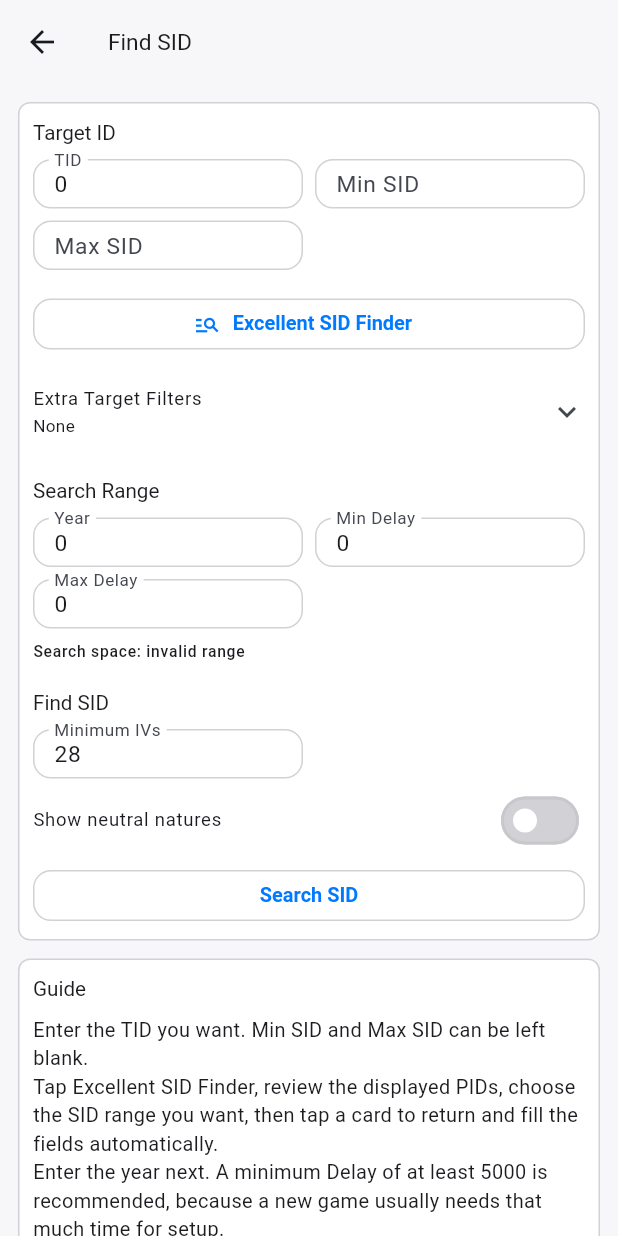
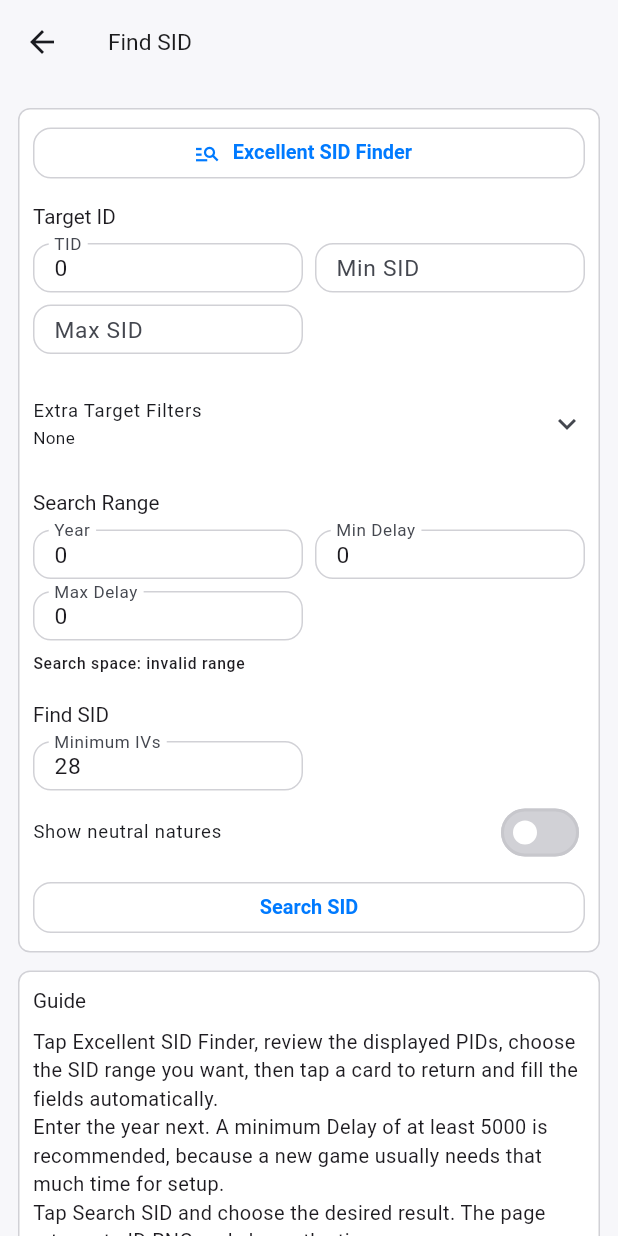
Before and after one commit to charlesfoundry/PokeRNG-G4, a Flutter app: the ReachableExcellentSidPage screen opened directly with empty values, on a phone screen of 412 x 824 dp. Run offline on Flutter 3.47's test engine with Material 3 defaults, Android fonts, the phone set to English and light mode, and no system bars; our stand-ins replace flutter_markdown_plus, package_info_plus, shared_preferences; accounts and stored records are empty.

Commit message:
Polish excellent SID finder flow

```diff
--- a/lib/app/pages/reachable_excellent_sid_page.dart
+++ b/lib/app/pages/reachable_excellent_sid_page.dart
@@ -101,12 +101,21 @@ class _ReachableExcellentSidPageState extends State<ReachableExcellentSidPage> {
         future: _namesFuture,
         builder: (context, snapshot) {
           return ListView(
-            padding: const EdgeInsets.fromLTRB(12, 12, 12, 16),
+            padding: const EdgeInsets.fromLTRB(12, 16, 12, 16),
             children: [
               _SurfaceCard(
                 child: Column(
                   crossAxisAlignment: CrossAxisAlignment.stretch,
                   children: [
+                    SizedBox(
+                      width: double.infinity,
+                      child: FilledButton.tonalIcon(
+                        onPressed: _openExcellentSidFinderPage,
+                        icon: const Icon(Icons.manage_search),
+                        label: Text(l10n.idRngExcellentSidFinder),
+                      ),
+                    ),
+                    const SizedBox(height: 12),
                     Text(
                       l10n.idRngTarget,
                       style: Theme.of(context).textTheme.titleSmall,
@@ -140,15 +149,6 @@ class _ReachableExcellentSidPageState extends State<ReachableExcellentSidPage> {
                       pid: _parseOptionalPid(_pidController),
                       names: snapshot.data,
                       onSidSelected: _applySidCandidate,
-                    ),
-                    const SizedBox(height: 8),
-                    SizedBox(
-                      width: double.infinity,
-                      child: FilledButton.tonalIcon(
-                        onPressed: _openExcellentSidFinderPage,
-                        icon: const Icon(Icons.manage_search),
-                        label: Text(l10n.idRngExcellentSidFinder),
-                      ),
                     ),
                     const SizedBox(height: 12),
                     ExpansionTile(
--- a/lib/l10n/app_en.arb
+++ b/lib/l10n/app_en.arb
@@ -572,10 +572,11 @@
   "cuteCharmIdTarget": "Cute Charm ID Target",
   "idRngPidTargetFinder": "PID Target Finder",
   "idRngExcellentSidFinder": "Excellent SID Finder",
+  "idRngTidRequired": "Please enter TID.",
   "idRngReachableExcellentSidFinder": "Find SID",
   "idRngReachableExcellentSidSearch": "Search SID",
   "idRngQuickGuide": "Guide",
-  "idRngQuickGuideBody": "Enter the TID you want. Min SID and Max SID can be left blank.\nTap Excellent SID Finder, review the displayed PIDs, choose the SID range you want, then tap a card to return and fill the fields automatically.\nEnter the year next. A minimum Delay of at least 5000 is recommended, because a new game usually needs that much time for setup.\nTap Search SID and choose the desired result. The page returns to ID RNG and shows the timer.\nUse the timer to set the DS time, start the game, finish character creation, then wait on the TV screen. Press A exactly when the timer countdown ends.\nUse the TID you actually received to calibrate the timer, then repeat the attempt.",
+  "idRngQuickGuideBody": "Tap Excellent SID Finder, review the displayed PIDs, choose the SID range you want, then tap a card to return and fill the fields automatically.\nEnter the year next. A minimum Delay of at least 5000 is recommended, because a new game usually needs that much time for setup.\nTap Search SID and choose the desired result. The page returns to ID RNG and shows the timer.\nUse the timer to set the DS time, start the game, finish character creation, then wait on the TV screen. Press A exactly when the timer countdown ends.\nUse the TID you actually received to calibrate the timer, then repeat the attempt.",
   "idRngExcellentSidSearch": "Search Excellent SID",
   "idRngExcellentSidResults": "Best Target TSV Groups",
   "idRngIncludeNeutralNatures": "Show neutral natures",
--- a/lib/l10n/app_ja.arb
+++ b/lib/l10n/app_ja.arb
@@ -572,10 +572,11 @@
   "cuteCharmIdTarget": "メロメロボディID目標",
   "idRngPidTargetFinder": "PID目標検索",
   "idRngExcellentSidFinder": "優秀SID検索",
+  "idRngTidRequired": "TIDを入力してください。",
   "idRngReachableExcellentSidFinder": "SID検索",
   "idRngReachableExcellentSidSearch": "SID検索",
   "idRngQuickGuide": "説明",
-  "idRngQuickGuideBody": "狙いたいTIDを入力します。最小SIDと最大SIDは空欄でも構いません。\n優秀SID検索を押し、表示されたPIDを見て、狙いたいSID範囲のカードを選ぶと自動で戻って入力されます。\n次に年を入力します。新規ゲームでは操作時間が必要なため、最小Delayは5000以上を推奨します。\nSID検索を押し、狙いたい結果を選ぶとID乱数ページに戻り、タイマーが表示されます。\nタイマーに従ってDSの時刻を設定し、ゲームを開始して主人公作成を終えたら、テレビ画面で待機します。カウントダウン終了の瞬間にAを押します。\n実際に出たTIDでタイマーを補正し、再度試行します。",
+  "idRngQuickGuideBody": "優秀SID検索を押し、表示されたPIDを見て、狙いたいSID範囲のカードを選ぶと自動で戻って入力されます。\n次に年を入力します。新規ゲームでは操作時間が必要なため、最小Delayは5000以上を推奨します。\nSID検索を押し、狙いたい結果を選ぶとID乱数ページに戻り、タイマーが表示されます。\nタイマーに従ってDSの時刻を設定し、ゲームを開始して主人公作成を終えたら、テレビ画面で待機します。カウントダウン終了の瞬間にAを押します。\n実際に出たTIDでタイマーを補正し、再度試行します。",
   "idRngExcellentSidSearch": "優秀SIDを検索",
   "idRngExcellentSidResults": "最良目標TSVグループ",
   "idRngIncludeNeutralNatures": "無補正性格を表示",
--- a/lib/l10n/app_localizations.dart
+++ b/lib/l10n/app_localizations.dart
@@ -2482,6 +2482,12 @@ abstract class AppLocalizations {
   /// **'Excellent SID Finder'**
   String get idRngExcellentSidFinder;
 
+  /// No description provided for @idRngTidRequired.
+  ///
+  /// In en, this message translates to:
+  /// **'Please enter TID.'**
+  String get idRngTidRequired;
+
   /// No description provided for @idRngReachableExcellentSidFinder.
   ///
   /// In en, this message translates to:
@@ -2503,7 +2509,7 @@ abstract class AppLocalizations {
   /// No description provided for @idRngQuickGuideBody.
   ///
   /// In en, this message translates to:
-  /// **'Enter the TID you want. Min SID and Max SID can be left blank.\nTap Excellent SID Finder, review the displayed PIDs, choose the SID range you want, then tap a card to return and fill the fields automatically.\nEnter the year next. A minimum Delay of at least 5000 is recommended, because a new game usually needs that much time for setup.\nTap Search SID and choose the desired result. The page returns to ID RNG and shows the timer.\nUse the timer to set the DS time, start the game, finish character creation, then wait on the TV screen. Press A exactly when the timer countdown ends.\nUse the TID you actually received to calibrate the timer, then repeat the attempt.'**
+  /// **'Tap Excellent SID Finder, review the displayed PIDs, choose the SID range you want, then tap a card to return and fill the fields automatically.\nEnter the year next. A minimum Delay of at least 5000 is recommended, because a new game usually needs that much time for setup.\nTap Search SID and choose the desired result. The page returns to ID RNG and shows the timer.\nUse the timer to set the DS time, start the game, finish character creation, then wait on the TV screen. Press A exactly when the timer countdown ends.\nUse the TID you actually received to calibrate the timer, then repeat the attempt.'**
   String get idRngQuickGuideBody;
 
   /// No description provided for @idRngExcellentSidSearch.
--- a/lib/l10n/app_localizations_en.dart
+++ b/lib/l10n/app_localizations_en.dart
@@ -1288,6 +1288,9 @@ class AppLocalizationsEn extends AppLocalizations {
   String get idRngExcellentSidFinder => 'Excellent SID Finder';
 
   @override
+  String get idRngTidRequired => 'Please enter TID.';
+
+  @override
   String get idRngReachableExcellentSidFinder => 'Find SID';
 
   @override
@@ -1298,7 +1301,7 @@ class AppLocalizationsEn extends AppLocalizations {
 
   @override
   String get idRngQuickGuideBody =>
-      'Enter the TID you want. Min SID and Max SID can be left blank.\nTap Excellent SID Finder, review the displayed PIDs, choose the SID range you want, then tap a card to return and fill the fields automatically.\nEnter the year next. A minimum Delay of at least 5000 is recommended, because a new game usually needs that much time for setup.\nTap Search SID and choose the desired result. The page returns to ID RNG and shows the timer.\nUse the timer to set the DS time, start the game, finish character creation, then wait on the TV screen. Press A exactly when the timer countdown ends.\nUse the TID you actually received to calibrate the timer, then repeat the attempt.';
+      'Tap Excellent SID Finder, review the displayed PIDs, choose the SID range you want, then tap a card to return and fill the fields automatically.\nEnter the year next. A minimum Delay of at least 5000 is recommended, because a new game usually needs that much time for setup.\nTap Search SID and choose the desired result. The page returns to ID RNG and shows the timer.\nUse the timer to set the DS time, start the game, finish character creation, then wait on the TV screen. Press A exactly when the timer countdown ends.\nUse the TID you actually received to calibrate the timer, then repeat the attempt.';
 
   @override
   String get idRngExcellentSidSearch => 'Search Excellent SID';
--- a/lib/l10n/app_localizations_ja.dart
+++ b/lib/l10n/app_localizations_ja.dart
@@ -1270,6 +1270,9 @@ class AppLocalizationsJa extends AppLocalizations {
   String get idRngExcellentSidFinder => '優秀SID検索';
 
   @override
+  String get idRngTidRequired => 'TIDを入力してください。';
+
+  @override
   String get idRngReachableExcellentSidFinder => 'SID検索';
 
   @override
@@ -1280,7 +1283,7 @@ class AppLocalizationsJa extends AppLocalizations {
 
   @override
   String get idRngQuickGuideBody =>
-      '狙いたいTIDを入力します。最小SIDと最大SIDは空欄でも構いません。\n優秀SID検索を押し、表示されたPIDを見て、狙いたいSID範囲のカードを選ぶと自動で戻って入力されます。\n次に年を入力します。新規ゲームでは操作時間が必要なため、最小Delayは5000以上を推奨します。\nSID検索を押し、狙いたい結果を選ぶとID乱数ページに戻り、タイマーが表示されます。\nタイマーに従ってDSの時刻を設定し、ゲームを開始して主人公作成を終えたら、テレビ画面で待機します。カウントダウン終了の瞬間にAを押します。\n実際に出たTIDでタイマーを補正し、再度試行します。';
+      '優秀SID検索を押し、表示されたPIDを見て、狙いたいSID範囲のカードを選ぶと自動で戻って入力されます。\n次に年を入力します。新規ゲームでは操作時間が必要なため、最小Delayは5000以上を推奨します。\nSID検索を押し、狙いたい結果を選ぶとID乱数ページに戻り、タイマーが表示されます。\nタイマーに従ってDSの時刻を設定し、ゲームを開始して主人公作成を終えたら、テレビ画面で待機します。カウントダウン終了の瞬間にAを押します。\n実際に出たTIDでタイマーを補正し、再度試行します。';
 
   @override
   String get idRngExcellentSidSearch => '優秀SIDを検索';
--- a/lib/l10n/app_localizations_zh.dart
+++ b/lib/l10n/app_localizations_zh.dart
@@ -1260,6 +1260,9 @@ class AppLocalizationsZh extends AppLocalizations {
   String get idRngExcellentSidFinder => '寻找优秀SID';
 
   @override
+  String get idRngTidRequired => '请填写TID。';
+
+  @override
   String get idRngReachableExcellentSidFinder => '寻找SID';
 
   @override
@@ -1270,7 +1273,7 @@ class AppLocalizationsZh extends AppLocalizations {
 
   @override
   String get idRngQuickGuideBody =>
-      '用户输入想要的TID，最大、最小SID可留空。\n点击寻找优秀SID，根据展示出来的PID，选择心仪的SID范围，点击卡片后会自动返回并填充数据。\n然后输入年份。最小Delay建议至少5000，再小的话新游戏通常来不及操作。\n点击检索SID，选择期望的结果后会回到ID乱数页并显示定时器。\n根据定时器设置DS时间、进入游戏、创建完成人物后，在电视机画面等待，在定时器倒计时结束瞬间按A。\n根据实际获得的TID校准定时器，然后重复操作。';
+      '点击寻找优秀SID，根据展示出来的PID，选择心仪的SID范围，点击卡片后会自动返回并填充数据。\n然后输入年份。最小Delay建议至少5000，再小的话新游戏通常来不及操作。\n点击检索SID，选择期望的结果后会回到ID乱数页并显示定时器。\n根据定时器设置DS时间、进入游戏、创建完成人物后，在电视机画面等待，在定时器倒计时结束瞬间按A。\n根据实际获得的TID校准定时器，然后重复操作。';
 
   @override
   String get idRngExcellentSidSearch => '检索优秀SID';
--- a/lib/l10n/app_zh.arb
+++ b/lib/l10n/app_zh.arb
@@ -572,10 +572,11 @@
   "cuteCharmIdTarget": "迷人之躯ID目标",
   "idRngPidTargetFinder": "PID目标检索",
   "idRngExcellentSidFinder": "寻找优秀SID",
+  "idRngTidRequired": "请填写TID。",
   "idRngReachableExcellentSidFinder": "寻找SID",
   "idRngReachableExcellentSidSearch": "检索SID",
   "idRngQuickGuide": "说明",
-  "idRngQuickGuideBody": "用户输入想要的TID，最大、最小SID可留空。\n点击寻找优秀SID，根据展示出来的PID，选择心仪的SID范围，点击卡片后会自动返回并填充数据。\n然后输入年份。最小Delay建议至少5000，再小的话新游戏通常来不及操作。\n点击检索SID，选择期望的结果后会回到ID乱数页并显示定时器。\n根据定时器设置DS时间、进入游戏、创建完成人物后，在电视机画面等待，在定时器倒计时结束瞬间按A。\n根据实际获得的TID校准定时器，然后重复操作。",
+  "idRngQuickGuideBody": "点击寻找优秀SID，根据展示出来的PID，选择心仪的SID范围，点击卡片后会自动返回并填充数据。\n然后输入年份。最小Delay建议至少5000，再小的话新游戏通常来不及操作。\n点击检索SID，选择期望的结果后会回到ID乱数页并显示定时器。\n根据定时器设置DS时间、进入游戏、创建完成人物后，在电视机画面等待，在定时器倒计时结束瞬间按A。\n根据实际获得的TID校准定时器，然后重复操作。",
   "idRngExcellentSidSearch": "检索优秀SID",
   "idRngExcellentSidResults": "最佳目标TSV组",
   "idRngIncludeNeutralNatures": "显示平衡性格",
```
Also changed, not shown: lib/app/pages/excellent_sid_finder_page.dart (+7 -0 lines).
